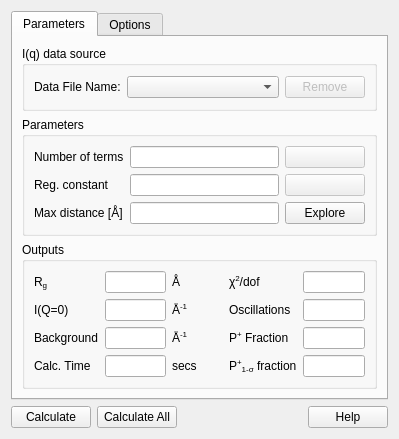
Qt form src/sas/qtgui/Perspectives/Inversion/UI/TabbedInversionUI.ui (SasView/sasview) before a commit.
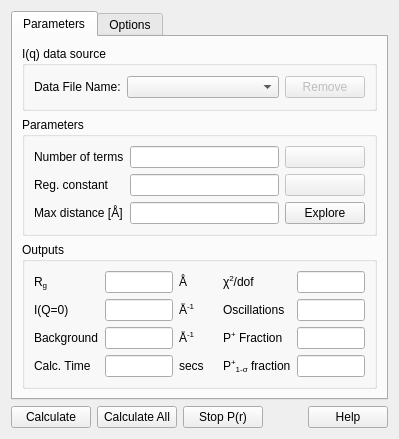
The same form after that commit.

Commit message: Add a stop calculations button to P(r). Plus unit tests.

Patch:
```diff
--- a/src/sas/qtgui/Perspectives/Inversion/UI/TabbedInversionUI.ui
+++ b/src/sas/qtgui/Perspectives/Inversion/UI/TabbedInversionUI.ui
@@ -314,7 +314,7 @@
           <item row="0" column="3">
            <widget class="QLabel" name="label_22">
             <property name="text">
-             <string>      </string>
+             <string/>
             </property>
            </widget>
           </item>
@@ -743,6 +743,13 @@
        </property>
       </widget>
      </item>
+     <item>
+      <widget class="QPushButton" name="stopButton">
+       <property name="text">
+        <string>Stop P(r)</string>
+       </property>
+      </widget>
+     </item>
      <item>
       <spacer name="horizontalSpacer">
        <property name="orientation">
```
The commit also changes 3 other files.
